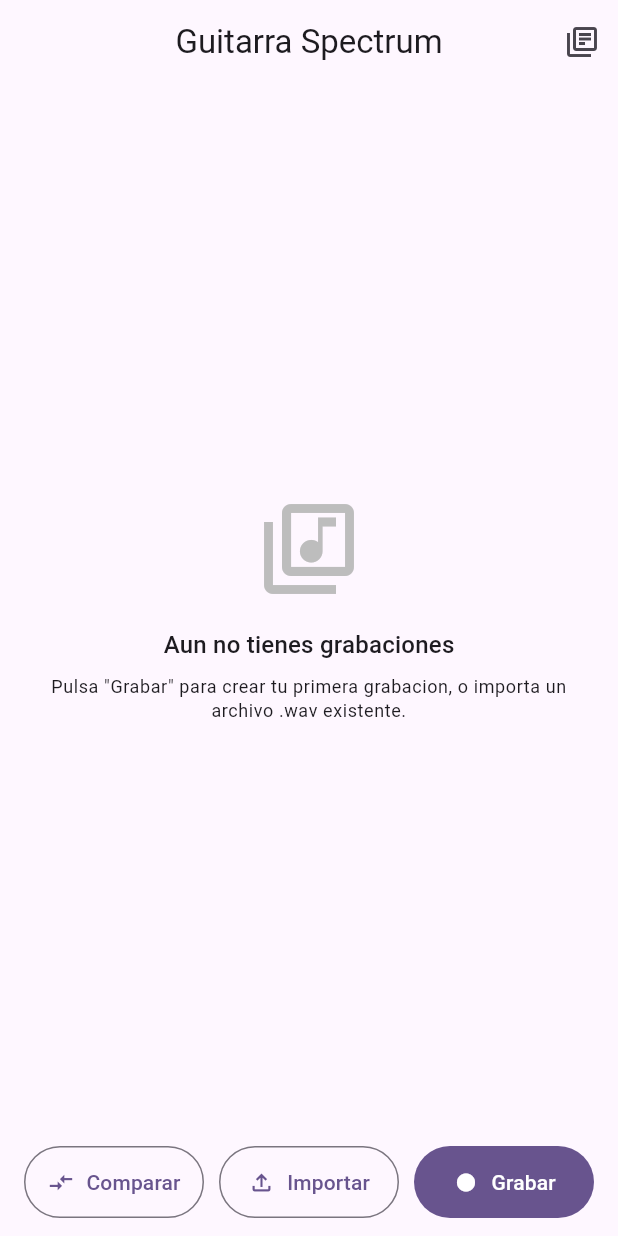
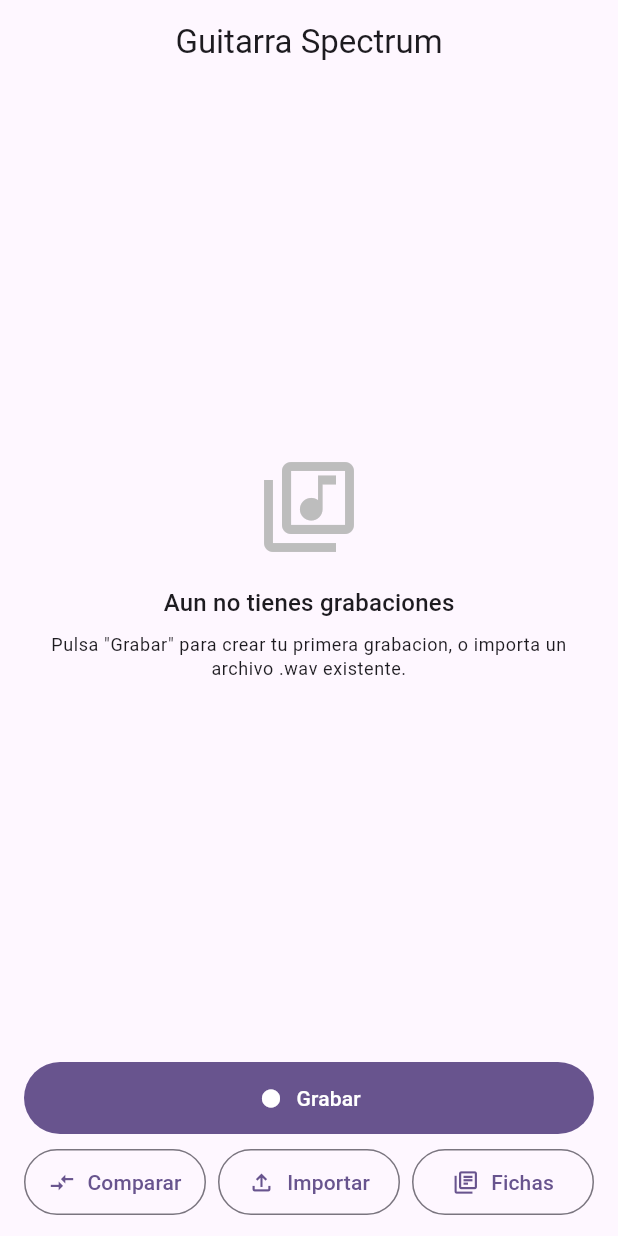
Before and after one commit to palitrueque/Guitarra-spectrum-app, a Flutter app: the screen it shows after launch, on a phone screen of 412 x 824 dp. Run offline on Flutter 3.47's test engine with Material 3 defaults, Android fonts, the phone set to English and light mode, and no system bars; our stand-ins replace file_picker, fl_chart, permission_handler, share_plus; missing offline and left inert: fftea, record.

Commit message:
Reorganize bottom bar: Grabar button centered above, Comparar/Importar/Fichas row below

```diff
--- a/lib/library_screen.dart
+++ b/lib/library_screen.dart
@@ -188,18 +188,6 @@ class _LibraryScreenState extends State<LibraryScreen> {
             ? 'Selecciona hasta $_maxCompare (${_selectedPaths.length})'
             : 'Guitarra Spectrum'),
         centerTitle: true,
-        actions: [
-          if (!_isComparing)
-            IconButton(
-              onPressed: () => Navigator.of(context).push(
-                MaterialPageRoute(
-                  builder: (_) => const InstrumentsListScreen(),
-                ),
-              ),
-              icon: const Icon(Icons.library_books_outlined),
-              tooltip: 'Fichas de instrumento',
-            ),
-        ],
       ),
       body: _buildBody(),
       bottomNavigationBar: SafeArea(
@@ -212,31 +200,12 @@ class _LibraryScreenState extends State<LibraryScreen> {
   }
 
   Widget _buildNormalBar() {
-    return Row(
+    return Column(
+      mainAxisSize: MainAxisSize.min,
       children: [
-        Expanded(
-          child: OutlinedButton.icon(
-            onPressed: _toggleCompareMode,
-            icon: const Icon(Icons.compare_arrows),
-            label: const Text('Comparar'),
-            style: OutlinedButton.styleFrom(
-              padding: const EdgeInsets.symmetric(vertical: 14),
-            ),
-          ),
-        ),
-        const SizedBox(width: 10),
-        Expanded(
-          child: OutlinedButton.icon(
-            onPressed: _importFile,
-            icon: const Icon(Icons.file_upload_outlined),
-            label: const Text('Importar'),
-            style: OutlinedButton.styleFrom(
-              padding: const EdgeInsets.symmetric(vertical: 14),
-            ),
-          ),
-        ),
-        const SizedBox(width: 10),
-        Expanded(
+        // Boton Grabar centrado y destacado
+        SizedBox(
+          width: double.infinity,
           child: FilledButton.icon(
             onPressed: _openRecorder,
             icon: const Icon(Icons.fiber_manual_record),
@@ -245,6 +214,48 @@ class _LibraryScreenState extends State<LibraryScreen> {
               padding: const EdgeInsets.symmetric(vertical: 14),
             ),
           ),
+        ),
+        const SizedBox(height: 8),
+        // Fila de 3 botones secundarios
+        Row(
+          children: [
+            Expanded(
+              child: OutlinedButton.icon(
+                onPressed: _toggleCompareMode,
+                icon: const Icon(Icons.compare_arrows, size: 18),
+                label: const Text('Comparar'),
+                style: OutlinedButton.styleFrom(
+                  padding: const EdgeInsets.symmetric(vertical: 12),
+                ),
+              ),
+            ),
+            const SizedBox(width: 8),
+            Expanded(
+              child: OutlinedButton.icon(
+                onPressed: _importFile,
+                icon: const Icon(Icons.file_upload_outlined, size: 18),
+                label: const Text('Importar'),
+                style: OutlinedButton.styleFrom(
+                  padding: const EdgeInsets.symmetric(vertical: 12),
+                ),
+              ),
+            ),
+            const SizedBox(width: 8),
+            Expanded(
+              child: OutlinedButton.icon(
+                onPressed: () => Navigator.of(context).push(
+                  MaterialPageRoute(
+                    builder: (_) => const InstrumentsListScreen(),
+                  ),
+                ),
+                icon: const Icon(Icons.library_books_outlined, size: 18),
+                label: const Text('Fichas'),
+                style: OutlinedButton.styleFrom(
+                  padding: const EdgeInsets.symmetric(vertical: 12),
+                ),
+              ),
+            ),
+          ],
         ),
       ],
     );
```
